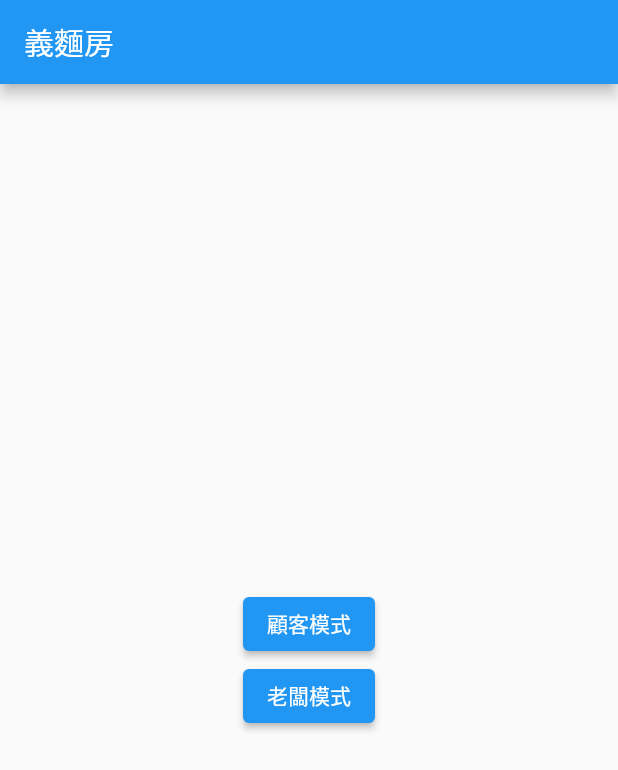
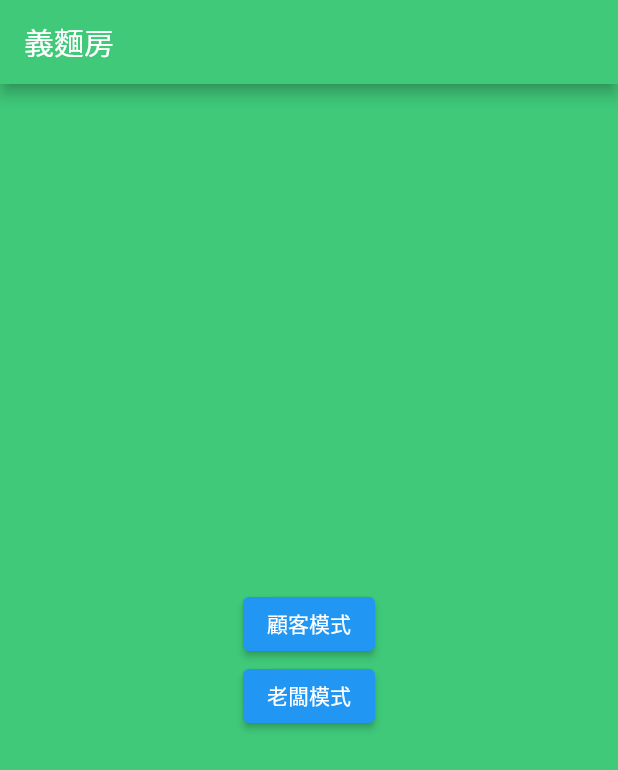
Before and after one commit to nelsonchung/yimianfangorder, a Flutter app: the screen it shows after launch, on a phone screen of 412 x 824 dp. Shown: the top 770 px of the screen. Run offline on Flutter 3.47's test engine with Material 2 defaults, Android fonts, the phone set to English and light mode, and no system bars.

Commit message:
嘗試調整背景圖與背景顏色

```diff
--- a/lib/main.dart
+++ b/lib/main.dart
@@ -26,8 +26,19 @@ class HomeScreen extends StatelessWidget {
     return Scaffold(
       appBar: AppBar(
         title: const Text('義麵房'),
+        backgroundColor: const Color(0xFF3FC979),
       ),
-      body: Center(
+      body: Container(
+        color: const Color(0xFF3FC979), // 背景顏色
+        /*
+        decoration: const BoxDecoration(
+          image: DecorationImage(
+            image: AssetImage('assets/background.png'), // 背景圖片
+            fit: BoxFit.cover,
+          ),
+        ),
+        */
+        child: Center(
           child: Column(
             mainAxisAlignment: MainAxisAlignment.center,
             children: [
@@ -54,6 +65,7 @@ class HomeScreen extends StatelessWidget {
             ],
           ),
         ),
+      ),
     );
   }
 }
--- a/pubspec.yaml
+++ b/pubspec.yaml
@@ -83,6 +83,8 @@ flutter:
     - assets/蒜香辣味海鮮.jpeg
     - assets/蒜香辣味雞肉.jpeg
     - assets/辣味番茄雞肉.jpeg
+    - assets/background.png
+    - assets/main_dish.png
 
 
   # An image asset can refer to one or more resolution-specific "variants", see
```
Also changed, not shown: assets/background.png (added), assets/main_dish.png (added), 1 other file. Lines whose indentation alone changed are shown as unchanged.
